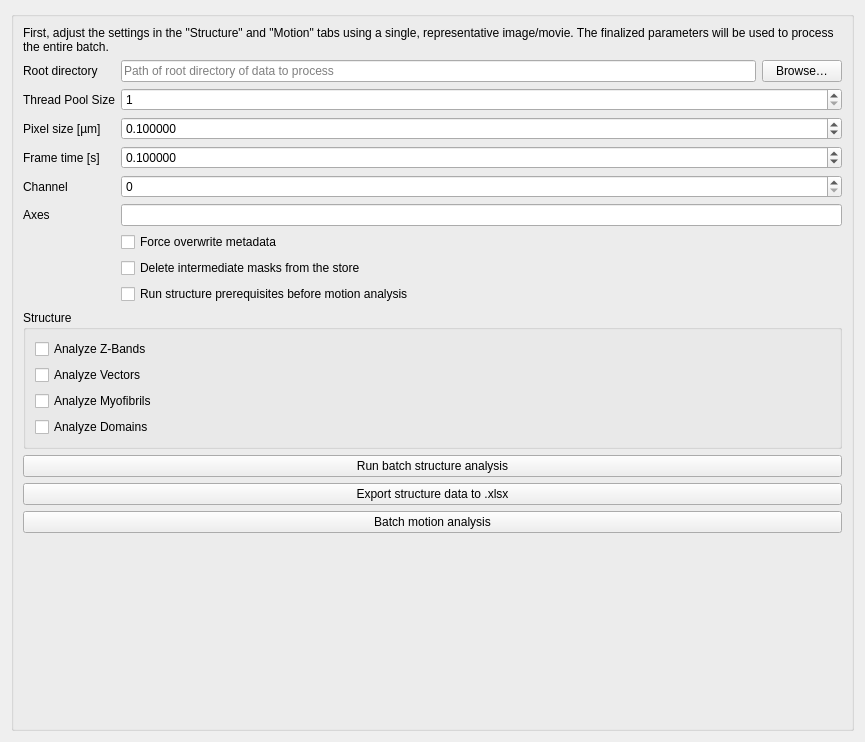
Qt form sarcasm_app/ui-files/parameters_batch_processing.ui (danihae/SarcAsM) before a commit.
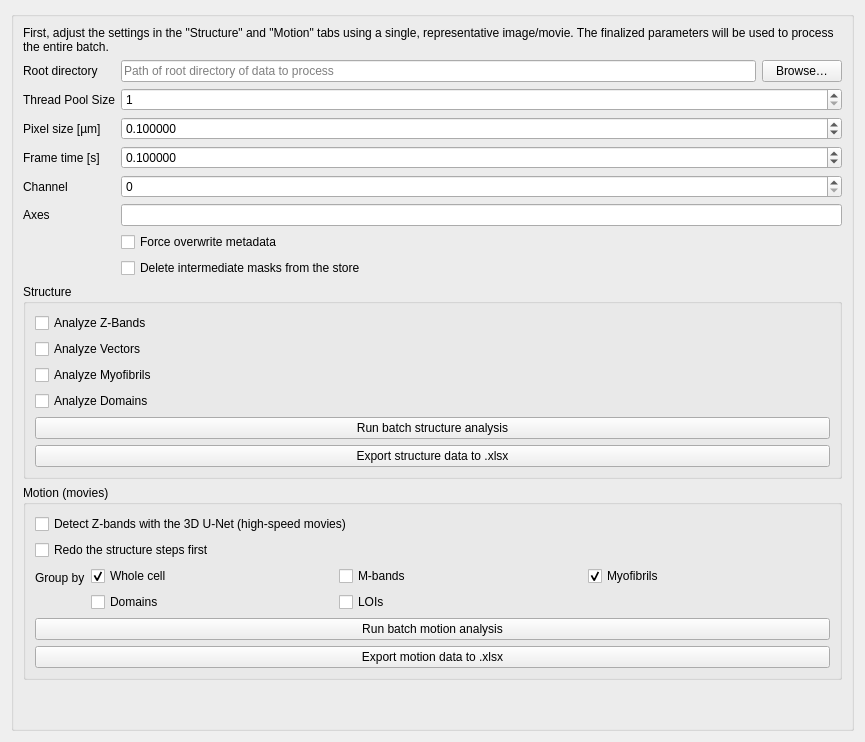
The same form after that commit.

Commit message: feat(gui): Motion section in the batch tab with 3D U-Net, groupings and export

```diff
--- a/sarcasm_app/ui-files/parameters_batch_processing.ui
+++ b/sarcasm_app/ui-files/parameters_batch_processing.ui
@@ -204,19 +204,6 @@
           </property>
          </widget>
         </item>
-        <item>
-         <widget class="QCheckBox" name="chk_recalculate_for_motion">
-          <property name="toolTip">
-           <string>&lt;p&gt;Only for 'Batch motion analysis'. When on, every movie is analysed again from the start before tracking: sarcomere detection and sarcomere vectors on all frames, plus myofibrils or domains at the reference frame when the tracks are grouped by them, with the settings of the Structure tab. When off (default), these steps run only for movies that lack them, so movies already analysed on all frames keep their results.&lt;/p&gt;&lt;p&gt;The batch never runs the 3D U-Net; a movie that already has its Z-bands uses them for the vectors.&lt;/p&gt;</string>
-          </property>
-          <property name="text">
-           <string>Run structure prerequisites before motion analysis</string>
-          </property>
-          <property name="checked">
-           <bool>false</bool>
-          </property>
-         </widget>
-        </item>
        </layout>
       </item>
       <item row="10" column="0" colspan="2">
@@ -265,37 +252,158 @@
            </property>
           </widget>
          </item>
+         <item row="5" column="0" colspan="2">
+          <widget class="QPushButton" name="btn_batch_processing_structure">
+           <property name="toolTip">
+            <string>&lt;p&gt;Analyses every .tif/.tiff file below the root folder. For each file it runs the sarcomere detection with the Structure tab settings (network, frames, patch size, contrast clipping, rescale factor), then the steps ticked under Structure, and saves the results in &amp;lt;name&amp;gt;.ome.zarr next to the image, replacing earlier results of those steps. Files that fail are listed at the end; the others are saved. Check the settings on one representative file first.&lt;/p&gt;</string>
+           </property>
+           <property name="text">
+            <string>Run batch structure analysis</string>
+           </property>
+          </widget>
+         </item>
+         <item row="6" column="0" colspan="2">
+          <widget class="QPushButton" name="btn_batch_export_structure">
+           <property name="toolTip">
+            <string>&lt;p&gt;Collects the structure results of every .tif/.tiff file below the root folder into one Excel table, one row per file: its metadata and 43 standard structure metrics (cell mask, Z-bands, sarcomeres, myofibrils, domains). Run the batch structure analysis first; metrics not analysed stay empty. For movies a cell holds the mean over the analysed frames, and a 'per_frame' sheet lists each frame. A 'metrics' sheet gives units and descriptions. You pick the file name.&lt;/p&gt;</string>
+           </property>
+           <property name="text">
+            <string>Export structure data to .xlsx</string>
+           </property>
+          </widget>
+         </item>
         </layout>
        </widget>
       </item>
       <item row="11" column="0" colspan="2">
-       <widget class="QPushButton" name="btn_batch_processing_structure">
-        <property name="toolTip">
-         <string>&lt;p&gt;Analyses every .tif/.tiff file below the root folder. For each file it runs the sarcomere detection with the Structure tab settings (network, frames, patch size, contrast clipping, rescale factor), then the steps ticked under Structure, and saves the results in &amp;lt;name&amp;gt;.ome.zarr next to the image, replacing earlier results of those steps. Files that fail are listed at the end; the others are saved. Check the settings on one representative file first.&lt;/p&gt;</string>
+       <widget class="QGroupBox" name="groupBox_motion">
+        <property name="title">
+         <string>Motion (movies)</string>
         </property>
-        <property name="text">
-         <string>Run batch structure analysis</string>
-        </property>
-       </widget>
-      </item>
-      <item row="13" column="0" colspan="2">
-       <widget class="QPushButton" name="btn_batch_processing_motion">
-        <property name="toolTip">
-         <string>&lt;p&gt;Runs the motion analysis on every movie in the folder and its subfolders, one after another: tracking, grouping and analysis with the settings of the Motion tab (steps 1 to 3). Movies without sarcomere vectors on all frames, or without myofibrils or domains at the reference frame when grouping by them, get these structure steps first (see 'Run structure prerequisites'). Grouping by LOI detects the LOIs automatically.&lt;/p&gt;&lt;p&gt;Each movie needs a frame time; single images are skipped with an error. Results are saved in each .ome.zarr store; open a movie to look at them. Long: several minutes per movie.&lt;/p&gt;</string>
-        </property>
-        <property name="text">
-         <string>Batch motion analysis</string>
-        </property>
-       </widget>
-      </item>
-      <item row="12" column="0" colspan="2">
-       <widget class="QPushButton" name="btn_batch_export_structure">
-        <property name="toolTip">
-         <string>&lt;p&gt;Collects the structure results of every .tif/.tiff file below the root folder into one Excel table, one row per file: its metadata and 43 standard structure metrics (cell mask, Z-bands, sarcomeres, myofibrils, domains). Run the batch structure analysis first; metrics not analysed stay empty. For movies a cell holds the mean over the analysed frames, and a 'per_frame' sheet lists each frame. A 'metrics' sheet gives units and descriptions. You pick the file name.&lt;/p&gt;</string>
-        </property>
-        <property name="text">
-         <string>Export structure data to .xlsx</string>
-        </property>
+        <layout class="QFormLayout" name="formLayout_motion">
+         <item row="0" column="0" colspan="2">
+          <widget class="QCheckBox" name="chk_batch_fast_movie">
+           <property name="toolTip">
+            <string>&lt;p&gt;Before the sarcomere vectors, runs the 3D U-Net on every movie, with the 3D settings of the Structure tab, and uses its Z-bands for the vectors and the tracking (as 'Detect Z-bands with the 3D U-Net' does for one movie). Recommended for high-speed movies (about 6 or more frames per contraction): lengths are less noisy from frame to frame. A movie that already has 3D Z-bands keeps them unless 'Redo the structure steps first' is ticked. When off, the vectors use the 2D Z-bands. Slow without a GPU. Default off.&lt;/p&gt;</string>
+           </property>
+           <property name="text">
+            <string>Detect Z-bands with the 3D U-Net (high-speed movies)</string>
+           </property>
+          </widget>
+         </item>
+         <item row="1" column="0" colspan="2">
+          <widget class="QCheckBox" name="chk_recalculate_for_motion">
+           <property name="toolTip">
+            <string>&lt;p&gt;When on, every movie is analysed again from the start before tracking: sarcomere detection, the 3D U-Net if ticked, and sarcomere vectors on all frames, plus myofibrils or domains at the reference frame when grouping by them, with the settings of the Structure tab. When off (default), these steps run only for movies that lack them, so movies already analysed on all frames keep their results.&lt;/p&gt;</string>
+           </property>
+           <property name="text">
+            <string>Redo the structure steps first</string>
+           </property>
+           <property name="checked">
+            <bool>false</bool>
+           </property>
+          </widget>
+         </item>
+         <item row="2" column="0">
+          <widget class="QLabel" name="label_batch_group_by">
+           <property name="toolTip">
+            <string>&lt;p&gt;Groupings analysed in every movie. Each ticked grouping gets its own groups and results (steps 2 and 3 of the Motion tab, once per grouping); the export has one row per group. Whole cell: all tracks in one group. M-bands: one group per M-band at the reference frame. Myofibrils, Domains: one group per myofibril line or sarcomere domain at the reference frame (computed first if missing). LOIs: lines of interest detected automatically with the LOI settings of the Motion tab.&lt;/p&gt;&lt;p&gt;The reference frame, minimum coverage and group size, and all analysis settings come from the Motion tab. Default: whole cell and myofibrils.&lt;/p&gt;</string>
+           </property>
+           <property name="text">
+            <string>Group by</string>
+           </property>
+          </widget>
+         </item>
+         <item row="2" column="1">
+          <layout class="QGridLayout" name="gridLayout_group_by">
+            <item row="0" column="0">
+             <widget class="QCheckBox" name="chk_batch_group_pool">
+              <property name="toolTip">
+               <string>&lt;p&gt;Groupings analysed in every movie. Each ticked grouping gets its own groups and results (steps 2 and 3 of the Motion tab, once per grouping); the export has one row per group. Whole cell: all tracks in one group. M-bands: one group per M-band at the reference frame. Myofibrils, Domains: one group per myofibril line or sarcomere domain at the reference frame (computed first if missing). LOIs: lines of interest detected automatically with the LOI settings of the Motion tab.&lt;/p&gt;&lt;p&gt;The reference frame, minimum coverage and group size, and all analysis settings come from the Motion tab. Default: whole cell and myofibrils.&lt;/p&gt;</string>
+              </property>
+              <property name="text">
+               <string>Whole cell</string>
+              </property>
+              <property name="checked">
+               <bool>true</bool>
+              </property>
+             </widget>
+            </item>
+            <item row="0" column="1">
+             <widget class="QCheckBox" name="chk_batch_group_mband">
+              <property name="toolTip">
+               <string>&lt;p&gt;Groupings analysed in every movie. Each ticked grouping gets its own groups and results (steps 2 and 3 of the Motion tab, once per grouping); the export has one row per group. Whole cell: all tracks in one group. M-bands: one group per M-band at the reference frame. Myofibrils, Domains: one group per myofibril line or sarcomere domain at the reference frame (computed first if missing). LOIs: lines of interest detected automatically with the LOI settings of the Motion tab.&lt;/p&gt;&lt;p&gt;The reference frame, minimum coverage and group size, and all analysis settings come from the Motion tab. Default: whole cell and myofibrils.&lt;/p&gt;</string>
+              </property>
+              <property name="text">
+               <string>M-bands</string>
+              </property>
+              <property name="checked">
+               <bool>false</bool>
+              </property>
+             </widget>
+            </item>
+            <item row="0" column="2">
+             <widget class="QCheckBox" name="chk_batch_group_myofibril">
+              <property name="toolTip">
+               <string>&lt;p&gt;Groupings analysed in every movie. Each ticked grouping gets its own groups and results (steps 2 and 3 of the Motion tab, once per grouping); the export has one row per group. Whole cell: all tracks in one group. M-bands: one group per M-band at the reference frame. Myofibrils, Domains: one group per myofibril line or sarcomere domain at the reference frame (computed first if missing). LOIs: lines of interest detected automatically with the LOI settings of the Motion tab.&lt;/p&gt;&lt;p&gt;The reference frame, minimum coverage and group size, and all analysis settings come from the Motion tab. Default: whole cell and myofibrils.&lt;/p&gt;</string>
+              </property>
+              <property name="text">
+               <string>Myofibrils</string>
+              </property>
+              <property name="checked">
+               <bool>true</bool>
+              </property>
+             </widget>
+            </item>
+            <item row="1" column="0">
+             <widget class="QCheckBox" name="chk_batch_group_domain">
+              <property name="toolTip">
+               <string>&lt;p&gt;Groupings analysed in every movie. Each ticked grouping gets its own groups and results (steps 2 and 3 of the Motion tab, once per grouping); the export has one row per group. Whole cell: all tracks in one group. M-bands: one group per M-band at the reference frame. Myofibrils, Domains: one group per myofibril line or sarcomere domain at the reference frame (computed first if missing). LOIs: lines of interest detected automatically with the LOI settings of the Motion tab.&lt;/p&gt;&lt;p&gt;The reference frame, minimum coverage and group size, and all analysis settings come from the Motion tab. Default: whole cell and myofibrils.&lt;/p&gt;</string>
+              </property>
+              <property name="text">
+               <string>Domains</string>
+              </property>
+              <property name="checked">
+               <bool>false</bool>
+              </property>
+             </widget>
+            </item>
+            <item row="1" column="1">
+             <widget class="QCheckBox" name="chk_batch_group_loi">
+              <property name="toolTip">
+               <string>&lt;p&gt;Groupings analysed in every movie. Each ticked grouping gets its own groups and results (steps 2 and 3 of the Motion tab, once per grouping); the export has one row per group. Whole cell: all tracks in one group. M-bands: one group per M-band at the reference frame. Myofibrils, Domains: one group per myofibril line or sarcomere domain at the reference frame (computed first if missing). LOIs: lines of interest detected automatically with the LOI settings of the Motion tab.&lt;/p&gt;&lt;p&gt;The reference frame, minimum coverage and group size, and all analysis settings come from the Motion tab. Default: whole cell and myofibrils.&lt;/p&gt;</string>
+              </property>
+              <property name="text">
+               <string>LOIs</string>
+              </property>
+              <property name="checked">
+               <bool>false</bool>
+              </property>
+             </widget>
+            </item>
+          </layout>
+         </item>
+         <item row="3" column="0" colspan="2">
+          <widget class="QPushButton" name="btn_batch_processing_motion">
+           <property name="toolTip">
+            <string>&lt;p&gt;Runs the motion analysis on every movie in the root folder and its subfolders, one after another: tracking with the settings of the Motion tab, then grouping and analysis for each grouping ticked above. Movies without sarcomere vectors on all frames, or without myofibrils or domains at the reference frame, get these structure steps first (with the settings of the Structure tab). Each movie needs a frame time; single images are listed as failed at the end. Results are saved in each .ome.zarr store; open a movie to look at them. Several minutes per movie.&lt;/p&gt;</string>
+           </property>
+           <property name="text">
+            <string>Run batch motion analysis</string>
+           </property>
+          </widget>
+         </item>
+         <item row="4" column="0" colspan="2">
+          <widget class="QPushButton" name="btn_batch_export_motion">
+           <property name="toolTip">
+            <string>&lt;p&gt;Collects the motion results of every movie below the root folder into one Excel table, one row per group: file name and metadata, grouping, group number, number of tracks and the motion features. Every grouping analysed in a movie is included; movies without motion results are skipped. A 'metrics' sheet lists each feature with its unit and description.&lt;/p&gt;</string>
+           </property>
+           <property name="text">
+            <string>Export motion data to .xlsx</string>
+           </property>
+          </widget>
+         </item>
+        </layout>
        </widget>
       </item>
      </layout>
```
The commit also changes 5 other files.
